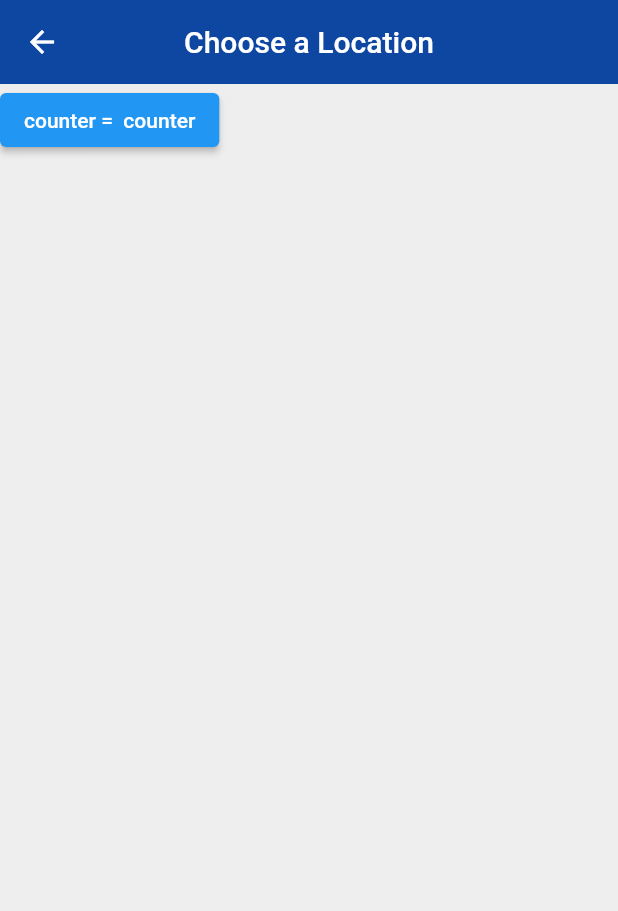
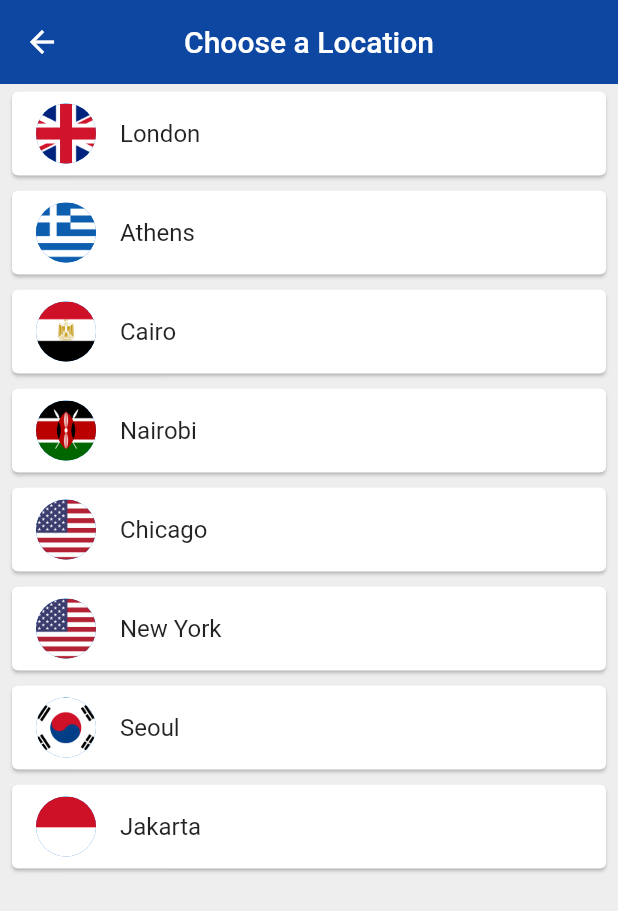
Before and after one commit to kizombaciao/flutter_beginner_net_ninja, a Flutter app: the ChooseLocation screen opened by its route, on a phone screen of 412 x 824 dp. Shown: the top 911 px of the screen. Run offline on Flutter 3.47's test engine with Material 2 defaults, Android fonts, the phone set to English and light mode, and no system bars; our stand-ins replace flutter_spinkit; network calls fail.

Commit message:
ListView.builder()

```diff
--- a/lib/pages/choose_location.dart
+++ b/lib/pages/choose_location.dart
@@ -8,6 +8,17 @@ class ChooseLocation extends StatefulWidget {
 
 class _ChooseLocationState extends State<ChooseLocation> {
   //int counter = 0;
+
+  List<WorldTime> locations = [
+    WorldTime(url: 'Europe/London', location: 'London', flag: 'uk.png'),
+    WorldTime(url: 'Europe/Berlin', location: 'Athens', flag: 'greece.png'),
+    WorldTime(url: 'Africa/Cairo', location: 'Cairo', flag: 'egypt.png'),
+    WorldTime(url: 'Africa/Nairobi', location: 'Nairobi', flag: 'kenya.png'),
+    WorldTime(url: 'America/Chicago', location: 'Chicago', flag: 'usa.png'),
+    WorldTime(url: 'America/New_York', location: 'New York', flag: 'usa.png'),
+    WorldTime(url: 'Asia/Seoul', location: 'Seoul', flag: 'south_korea.png'),
+    WorldTime(url: 'Asia/Jakarta', location: 'Jakarta', flag: 'indonesia.png'),
+  ];
 
   @override
   Widget build(BuildContext context) {
@@ -20,14 +31,26 @@ class _ChooseLocationState extends State<ChooseLocation> {
         centerTitle: true,
         elevation: 0,
       ),
-      body: ElevatedButton(
-        onPressed: () {
-          setState(() {
-            //counter += 1;
-          });
-        },
-        child: Text('counter =  counter'),
-      ),
+      body: ListView.builder(
+          itemCount: locations.length,
+          itemBuilder: (context, index) {
+            return Padding(
+              padding:
+                  const EdgeInsets.symmetric(vertical: 1.0, horizontal: 4.0),
+              child: Card(
+                child: ListTile(
+                  onTap: () {
+                    print(locations[index].location);
+                  },
+                  title: Text(locations[index].location),
+                  leading: CircleAvatar(
+                    backgroundImage:
+                        AssetImage('assets/${locations[index].flag}'),
+                  ),
+                ),
+              ),
+            );
+          }),
     );
   }
 }
```
Also changed, not shown: assets/egypt.png (added), assets/germany.png (added), assets/greece.png (added), assets/indonesia.png (added), assets/kenya.png (added), assets/south_korea.png (added), assets/uk.png (added), assets/usa.png (added).
